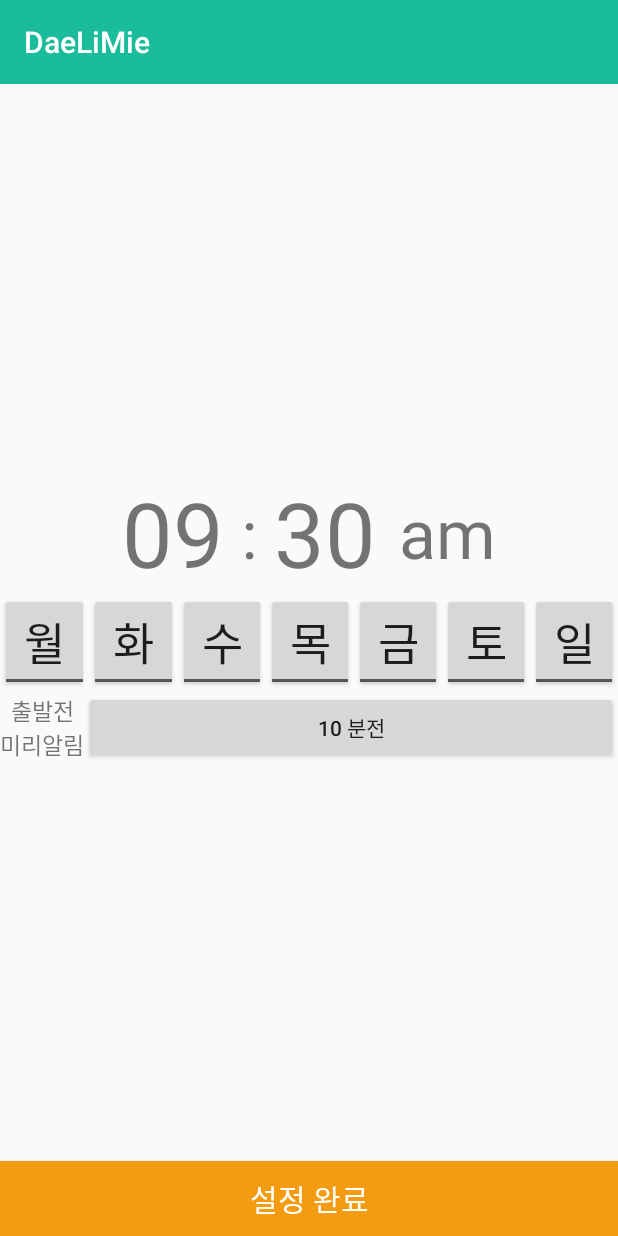
After one commit to GDmail91/Daerimie_v0_2, an Android app: the SetTimePicker screen opened directly, with no data from a screen before it, on a phone screen of 412 x 824 dp. The commit adds this screen. Run offline under Robolectric (Android 15) with nearby library versions, the phone set to English and light mode, and no system bars; 3 statements that could not run were skipped.

Commit message:
도착시간 설정/알림 날짜 설정/미리 알림 시간 설정 추가

```diff
--- a/app/src/main/AndroidManifest.xml
+++ b/app/src/main/AndroidManifest.xml
@@ -53,6 +53,9 @@
         <activity android:name=".RoutePicker">
 
         </activity>
+        <activity android:name=".SetTimePicker">
+
+        </activity>
         <!-- ATTENTION: This was auto-generated to add Google Play services to your project for
              App Indexing.  See https://g.co/AppIndexing/AndroidStudio for more information. -->
         <meta-data
--- /dev/null
+++ b/app/src/main/java/org/daelimie/test/daelimie/SetTimePicker.java
@@ -0,0 +1,243 @@
+package org.daelimie.test.daelimie;
+
+import android.app.TimePickerDialog;
+import android.content.DialogInterface;
+import android.content.Intent;
+import android.os.Bundle;
+import android.support.v7.app.AlertDialog;
+import android.support.v7.app.AppCompatActivity;
+import android.support.v7.widget.Toolbar;
+import android.view.View;
+import android.widget.ArrayAdapter;
+import android.widget.Button;
+import android.widget.LinearLayout;
+import android.widget.TextView;
+import android.widget.TimePicker;
+import android.widget.ToggleButton;
+
+import java.util.ArrayList;
+
+/**
+ * Created by YS on 2016-03-21.
+ */
+public class SetTimePicker extends AppCompatActivity {
+
+    private String TAG = "SetTimePicker";
+
+    private String BUTTON_FLAG;
+    private int arrivalTimeHour; // 도착하고 싶은 시간
+    private int arrivalTimeMinute; // 도착하고 싶은 분
+    private boolean[] alramDay = new boolean[7]; // 알림 받을 요일 [0:월, 1:화, 2:수, 3:목, 4:금, 5:토, 6:일]
+    private int preAlram = 10; // 출발전 미리알림 시간
+
+    // 뷰
+    private LinearLayout setTime;
+    private TextView arrivalTimeHourView;
+    private TextView arrivalTimeMinuteView;
+    private ArrayList<ToggleButton> alramDayView = new ArrayList<>();
+    private TextView ampm;
+    private Button preAlramButton;
+    private Button addAlramButton;
+
+    @Override
+    protected void onCreate(Bundle savedInstanceState) {
+        super.onCreate(savedInstanceState);
+        setContentView(R.layout.time_picker);
+        Toolbar toolbar = (Toolbar) findViewById(R.id.toolbar);
+        setSupportActionBar(toolbar);
+        Intent intent = getIntent();
+        Bundle bundle = intent.getExtras();
+        BUTTON_FLAG = bundle.getString("BUTTON_FLAG");
+        arrivalTimeHour = bundle.getInt("hour", 0);
+        arrivalTimeMinute = bundle.getInt("minute", 0);
+
+        setTime = (LinearLayout) findViewById(R.id.set_time);
+        arrivalTimeHourView = (TextView) findViewById(R.id.arrival_time_hour);
+        arrivalTimeMinuteView = (TextView) findViewById(R.id.arrival_time_minute);
+        alramDayView.add((ToggleButton) findViewById(R.id.day_1));
+        alramDayView.add((ToggleButton) findViewById(R.id.day_2));
+        alramDayView.add((ToggleButton) findViewById(R.id.day_3));
+        alramDayView.add((ToggleButton) findViewById(R.id.day_4));
+        alramDayView.add((ToggleButton) findViewById(R.id.day_5));
+        alramDayView.add((ToggleButton) findViewById(R.id.day_6));
+        alramDayView.add((ToggleButton) findViewById(R.id.day_7));
+
+        preAlramButton = (Button) findViewById(R.id.pre_alram);
+        ampm = (TextView) findViewById(R.id.ampm);
+
+        addAlramButton = (Button) findViewById(R.id.addAlramButton);
+
+        setTime.setOnClickListener(new View.OnClickListener() {
+
+            @Override
+            public void onClick(View view) {
+                new TimePickerDialog(SetTimePicker.this, timeSetListener, arrivalTimeHour, arrivalTimeMinute, false).show();
+            }
+        });
+
+        preAlramButton.setOnClickListener(new View.OnClickListener() {
+            @Override
+            public void onClick(View view) {
+
+                AlertDialog.Builder alertBuilder = new AlertDialog.Builder(
+                        SetTimePicker.this);
+                alertBuilder.setTitle("항목중에 하나를 선택하세요.");
+
+                // List Adpater 생성
+                final ArrayAdapter<String> adapter = new ArrayAdapter<String>(
+                        SetTimePicker.this,
+                        android.R.layout.select_dialog_singlechoice);
+                adapter.add("3 분전");
+                adapter.add("5 분전");
+                adapter.add("10 분전");
+                adapter.add("15 분전");
+                adapter.add("20 분전");
+
+                // Adapter 셋팅
+                alertBuilder.setAdapter(adapter,
+                        new DialogInterface.OnClickListener() {
+                            public void onClick(DialogInterface dialog, int id) {
+                                // 글 가져와 분 선택
+                                String strName = adapter.getItem(id);
+                                String[] str = strName.split(" ");
+                                preAlram = Integer.parseInt(str[0]);
+                                preAlramButton.setText(strName);
+                            }
+                        });
+                alertBuilder.show();
+            }
+        });
+
+        addAlramButton.setOnClickListener(new View.OnClickListener() {
+            @Override
+            public void onClick(View view) {
+                Intent intent = new Intent();
+                intent.putExtra("BUTTON_FLAG", BUTTON_FLAG);
+                intent.putExtra("arrivalTimeHour", arrivalTimeHour);
+                intent.putExtra("arrivalTimeMinute", arrivalTimeMinute);
+                intent.putExtra("alramDay", alramDay);
+                intent.putExtra("preAlram", preAlram);
+                setResult(RESULT_OK, intent);
+                finish();
+            }
+        });
+
+    }
+
+    private TimePickerDialog.OnTimeSetListener timeSetListener = new TimePickerDialog.OnTimeSetListener() {
+
+        @Override
+        public void onTimeSet(TimePicker view, int hourOfDay, int minute) {
+            arrivalTimeHour = hourOfDay;
+            arrivalTimeMinute = minute;
+            if (hourOfDay > 12) {
+                arrivalTimeHourView.setText(String.valueOf(hourOfDay-12));
+                ampm.setText("pm");
+            } else if (hourOfDay == 0){
+                arrivalTimeHourView.setText("12");
+                ampm.setText("am");
+            } else {
+                arrivalTimeHourView.setText(String.valueOf(hourOfDay));
+                ampm.setText("am");
+            }
+
+            if (minute < 10) {
+                arrivalTimeMinuteView.setText("0"+String.valueOf(minute));
+            } else {
+                arrivalTimeMinuteView.setText(String.valueOf(minute));
+            }
+        }
+    };
+
+    public void togglePicker(View v) {
+        ToggleButton temp = (ToggleButton) findViewById(v.getId());
+        if (temp.isChecked()) {
+            switch (temp.getText().toString()) {
+                case "월":
+                    alramDay[0] = true;
+                    break;
+                case "화":
+                    alramDay[1] = true;
+                    break;
+                case "수":
+                    alramDay[2] = true;
+                    break;
+                case "목":
+                    alramDay[3] = true;
+                    break;
+                case "금":
+                    alramDay[4] = true;
+                    break;
+                case "토":
+                    alramDay[5] = true;
+                    break;
+                case "일":
+                    alramDay[6] = true;
+                    break;
+            }
+        } else {
+            switch (temp.getText().toString()) {
+                case "월":
+                    alramDay[0] = false;
+                    break;
+                case "화":
+                    alramDay[1] = false;
+                    break;
+                case "수":
+                    alramDay[2] = false;
+                    break;
+                case "목":
+                    alramDay[3] = false;
+                    break;
+                case "금":
+                    alramDay[4] = false;
+                    break;
+                case "토":
+                    alramDay[5] = false;
+                    break;
+                case "일":
+                    alramDay[6] = false;
+                    break;
+            }
+        }
+    }
+/*
+
+    private void showListDialog(){
+        String[] item = getResources().getStringArray(R.array.list_dialog_list_item);
+
+// array를 ArrayList로 변경을 하는 방법
+        List<String> listItem = Arrays.asList(item);
+        ArrayList<String> itemArrayList = new ArrayList<String> (listItem);
+        mDialog = new ListViewDialog(this, getString(R.string.list_dialog_title), itemArrayList);
+
+        mDialog.onOnSetItemClickListener(new ListViewDialogSelectListener(){
+
+            @Override
+            public void onSetOnItemClickListener(int position) {
+// TODO Auto-generated method stub
+                if (position == 0){
+                    Log.v(TAG, " 첫번째 인덱스가 선택되었습니다" +
+                            "여기에 맞는 작업을 해준다.");
+                }
+                else if (position == 1){
+                    Log.v(TAG, " 두번째 인덱스가 선택되었습니다" +
+                            "여기에 맞는 작업을 해준다.");
+                }
+                else if(position == 2){
+                    Log.v(TAG, " 세번째 인덱스가 선택되었습니다" +
+                            "여기에 맞는 작업을 해준다.");
+                }
+                else if(position == 3){
+                    Log.v(TAG, " 네번째 인덱스가 선택되었습니다" +
+                            "여기에 맞는 작업을 해준다.");
+                }
+                mDialog.dismiss();
+            }
+        });
+
+        mDialog.show();
+    }
+*/
+
+}
--- /dev/null
+++ b/app/src/main/res/layout/time_picker.xml
@@ -0,0 +1,150 @@
+<?xml version="1.0" encoding="utf-8"?>
+<RelativeLayout xmlns:android="http://schemas.android.com/apk/res/android"
+    android:orientation="vertical" android:layout_width="match_parent"
+    android:layout_height="match_parent">
+
+    <include layout="@layout/tool_bar"
+        android:layout_width="match_parent"
+        android:layout_height="wrap_content"/>
+    <LinearLayout
+        android:orientation="vertical" android:layout_width="match_parent"
+        android:layout_height="match_parent"
+        android:gravity="center"
+        android:id="@+id/set_time">
+
+        <LinearLayout
+            android:layout_width="match_parent"
+            android:layout_height="wrap_content"
+            android:orientation="horizontal"
+            android:gravity="center">
+            <TextView
+                android:layout_width="wrap_content"
+                android:layout_height="wrap_content"
+                android:text="09"
+                android:textSize="60dp"
+                android:id="@+id/arrival_time_hour"/>
+            <TextView
+                android:layout_width="wrap_content"
+                android:layout_height="wrap_content"
+                android:text=" : "
+                android:textSize="45dp"/>
+            <TextView
+                android:layout_width="wrap_content"
+                android:layout_height="wrap_content"
+                android:text="30"
+                android:textSize="60dp"
+                android:id="@+id/arrival_time_minute"/>
+            <TextView
+                android:layout_width="wrap_content"
+                android:layout_height="wrap_content"
+                android:layout_marginLeft="15dp"
+                android:text="am"
+                android:textSize="45dp"
+                android:id="@+id/ampm" />
+
+        </LinearLayout>
+        <LinearLayout
+            android:layout_width="match_parent"
+            android:layout_height="wrap_content"
+            android:weightSum="7">
+            <ToggleButton
+                android:layout_width="wrap_content"
+                android:layout_height="wrap_content"
+                android:textOff="월"
+                android:textOn="월"
+                android:textSize="30dp"
+                android:layout_weight="1"
+                android:onClick="togglePicker"
+                android:id="@+id/day_1"/>
+            <ToggleButton
+                android:layout_width="wrap_content"
+                android:layout_height="wrap_content"
+                android:textOff="화"
+                android:textOn="화"
+                android:textSize="30dp"
+                android:layout_weight="1"
+                android:onClick="togglePicker"
+                android:id="@+id/day_2"/>
+            <ToggleButton
+                android:layout_width="wrap_content"
+                android:layout_height="wrap_content"
+                android:textOff="수"
+                android:textOn="수"
+                android:textSize="30dp"
+                android:layout_weight="1"
+                android:onClick="togglePicker"
+                android:id="@+id/day_3"/>
+            <ToggleButton
+                android:layout_width="wrap_content"
+                android:layout_height="wrap_content"
+                android:textOff="목"
+                android:textOn="목"
+                android:textSize="30dp"
+                android:layout_weight="1"
+                android:onClick="togglePicker"
+                android:id="@+id/day_4"/>
+            <ToggleButton
+                android:layout_width="wrap_content"
+                android:layout_height="wrap_content"
+                android:textOff="금"
+                android:textOn="금"
+                android:textSize="30dp"
+                android:layout_weight="1"
+                android:onClick="togglePicker"
+                android:id="@+id/day_5"/>
+            <ToggleButton
+                android:layout_width="wrap_content"
+                android:layout_height="wrap_content"
+                android:textOff="토"
+                android:textOn="토"
+                android:textSize="30dp"
+                android:layout_weight="1"
+                android:onClick="togglePicker"
+                android:id="@+id/day_6"/>
+            <ToggleButton
+                android:layout_width="wrap_content"
+                android:layout_height="wrap_content"
+                android:textOff="일"
+                android:textOn="일"
+                android:textSize="30dp"
+                android:layout_weight="1"
+                android:onClick="togglePicker"
+                android:id="@+id/day_7"/>
+
+        </LinearLayout>
+        <LinearLayout
+            android:layout_width="match_parent"
+            android:layout_height="wrap_content">
+            <TextView
+                android:layout_width="wrap_content"
+                android:layout_height="wrap_content"
+                android:layout_gravity="center"
+                android:text="출발전\n미리알림"
+                android:textSize="15dp"
+                android:textAlignment="center"/>
+
+            <Button
+                android:layout_width="match_parent"
+                android:layout_height="wrap_content"
+                android:text="10 분전"
+                android:id="@+id/pre_alram"/>
+
+        </LinearLayout>
+
+    </LinearLayout>
+
+
+    <Button
+        android:layout_width="match_parent"
+        android:layout_height="50dp"
+        android:id="@+id/addAlramButton"
+        android:padding="0dp"
+        android:text="설정 완료"
+        android:textColor="@color/white"
+        android:textSize="20sp"
+        android:background="@color/colorOrange"
+        android:layout_alignParentBottom="true"
+        android:layout_alignParentLeft="true"
+        android:layout_alignParentStart="true" />
+
+</RelativeLayout>
```
Also changed, not shown: app/src/main/java/org/daelimie/test/daelimie/AddAlram.java (+59 -9 lines), app/src/main/res/layout/add_alram.xml (+15 -5 lines).
